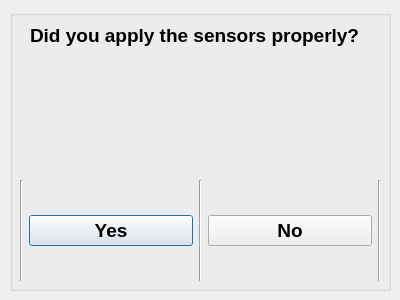
Before: the Qt Designer form screening_confirm.ui in Anzoker/3004-GProj, drawn with Qt 5.
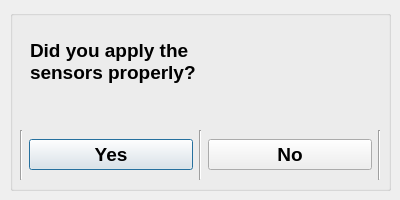
After: the same form once the commit is applied.

```diff
--- a/screening_confirm.ui
+++ b/screening_confirm.ui
@@ -7,7 +7,7 @@
     <x>0</x>
     <y>0</y>
     <width>400</width>
-    <height>300</height>
+    <height>200</height>
    </rect>
   </property>
   <property name="windowTitle">
@@ -19,7 +19,7 @@
      <x>10</x>
      <y>10</y>
      <width>381</width>
-     <height>281</height>
+     <height>181</height>
     </rect>
    </property>
    <property name="title">
@@ -29,9 +29,9 @@
     <property name="geometry">
      <rect>
       <x>10</x>
-      <y>170</y>
+      <y>120</y>
       <width>361</width>
-      <height>101</height>
+      <height>50</height>
      </rect>
     </property>
     <layout class="QHBoxLayout" name="horizontalLayout">
@@ -90,9 +90,9 @@
     <property name="geometry">
      <rect>
       <x>20</x>
-      <y>10</y>
+      <y>20</y>
       <width>351</width>
-      <height>31</height>
+      <height>62</height>
      </rect>
     </property>
     <property name="font">
@@ -103,7 +103,8 @@
      </font>
     </property>
     <property name="text">
-     <string>Did you apply the sensors properly?</string>
+     <string>Did you apply the
+sensors properly?</string>
     </property>
    </widget>
   </widget>
```
